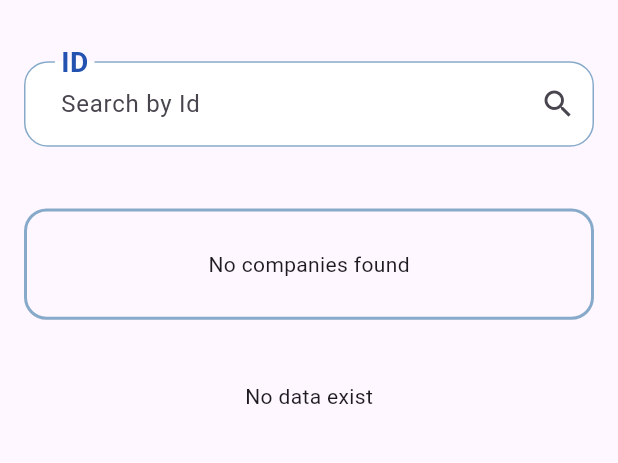
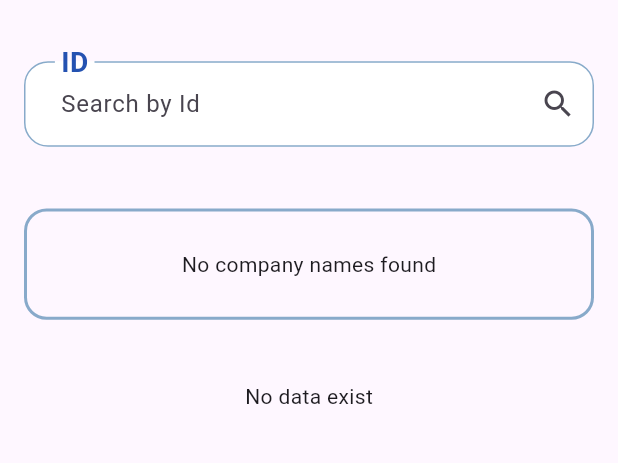
Before and after one commit to Nora-2/barcode, a Flutter app: the ViewDataScreen screen opened by its route, after a tap on the "delete sweep" icon, on a phone screen of 412 x 824 dp, the part 379-842 px from its top. Run offline on Flutter 3.47's test engine with Material 3 defaults, Android fonts, the phone set to English and light mode, and no system bars; our stand-ins replace audioplayers, awesome_dialog, bloc, cloud_firestore, dropdown_search, firebase_core and 1 more; missing offline and left inert: excel, flutter_excel, qr_code_scanner, universal_html; accounts and stored records are empty; Roboto replaces fonts that are missing (Pacifico).

Commit message:
view commit

```diff
--- a/lib/features/viewdata/presentation/view/Viewdataa.dart
+++ b/lib/features/viewdata/presentation/view/Viewdataa.dart
@@ -23,29 +23,11 @@ class ViewDataScreen extends StatefulWidget {
 
 class _ViewDataScreenState extends State<ViewDataScreen> {
   String? selectedItem;
-  Future<List<String>>? _companiesFuture;
 
   @override
   void initState() {
     super.initState();
-    // Fetch company names when the widget is initialized
-    _companiesFuture = _fetchCompanyNames();
-  }
-
-  // Fetch company names from Firestore
-  Future<List<String>> _fetchCompanyNames() async {
-    try {
-      CollectionReference companies =
-          FirebaseFirestore.instance.collection('companies');
-      QuerySnapshot querySnapshot = await companies.get();
-      List<String> companyNames = querySnapshot.docs
-          .map((doc) => doc['Company Name'] as String)
-          .toList();
-      return companyNames;
-    } catch (e) {
-      print("Error fetching company names: $e");
-      return [];
-    }
+    // Initial setup, if needed
   }
 
   @override
@@ -297,24 +279,18 @@ class _ViewDataScreenState extends State<ViewDataScreen> {
                         padding: const EdgeInsets.all(8.0),
                         child: Center(
                           child: FutureBuilder<List<String>>(
-                            future: _companiesFuture,
-                            builder: (context, snapshot) {
+                            future: fetchCompanyNames(),
+                            builder: (BuildContext context,
+                                AsyncSnapshot<List<String>> snapshot) {
                               if (snapshot.connectionState ==
                                   ConnectionState.waiting) {
-                                return Center(
-                                    child: CircularProgressIndicator());
-                              }
-
-                              if (snapshot.hasError) {
-                                return Center(
-                                    child: Text('Error: ${snapshot.error}'));
-                              }
-
-                              if (!snapshot.hasData || snapshot.data!.isEmpty) {
-                                return Center(
-                                    child: Text('No companies found'));
-                              }
-
+                                return const CircularProgressIndicator();
+                              } else if (snapshot.hasError) {
+                                return Text('Error: ${snapshot.error}');
+                              } else if (!snapshot.hasData ||
+                                  snapshot.data!.isEmpty) {
+                                return const Text('No company names found');
+                              } else {
                                 return DropdownSearch<String>(
                                   popupProps: const PopupProps.menu(
                                     showSearchBox: true,
@@ -323,26 +299,22 @@ class _ViewDataScreenState extends State<ViewDataScreen> {
                                   dropdownDecoratorProps:
                                       const DropDownDecoratorProps(
                                     dropdownSearchDecoration: InputDecoration(
-                                    labelText: 'Select company',
-                                  ),
+                                        labelText: 'select company'),
                                   ),
                                   selectedItem: selectedItem,
                                   onChanged: (String? newValue) {
                                     setState(() {
                                       selectedItem = newValue;
+
+                                      DataCubit.get(context).searchQuery =
+                                          newValue!;
+
+                                      DataCubit.get(context).loadDataCompany(
+                                          DataCubit.get(context).searchQuery);
                                     });
-
-                                  // Example action based on selection
-                                  if (newValue != null) {
-                                    // Perform action, e.g., load data based on the selected company
-                                    print('Selected company: $newValue');
-                                    DataCubit.get(context).searchQuery =
-                                        newValue;
-                                    DataCubit.get(context)
-                                        .loadDataCompany(newValue);
-                                  }
                                   },
                                 );
+                              }
                             },
                           ),
                         ),
```
Lines whose indentation alone changed are shown as unchanged.
